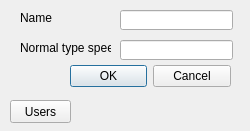
EPecherkin/diplom, file server/gui/groupeditdialog.ui: the form before one commit.
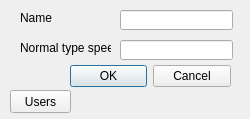
The form after the commit.

```diff
--- a/server/gui/groupeditdialog.ui
+++ b/server/gui/groupeditdialog.ui
@@ -7,9 +7,21 @@
     <x>0</x>
     <y>0</y>
     <width>250</width>
-    <height>131</height>
+    <height>119</height>
    </rect>
   </property>
+  <property name="minimumSize">
+   <size>
+    <width>250</width>
+    <height>119</height>
+   </size>
+  </property>
+  <property name="maximumSize">
+   <size>
+    <width>250</width>
+    <height>119</height>
+   </size>
+  </property>
   <property name="windowTitle">
    <string>Dialog</string>
   </property>
@@ -79,7 +91,7 @@
    <property name="geometry">
     <rect>
      <x>10</x>
-     <y>100</y>
+     <y>90</y>
      <width>61</width>
      <height>23</height>
     </rect>
```
